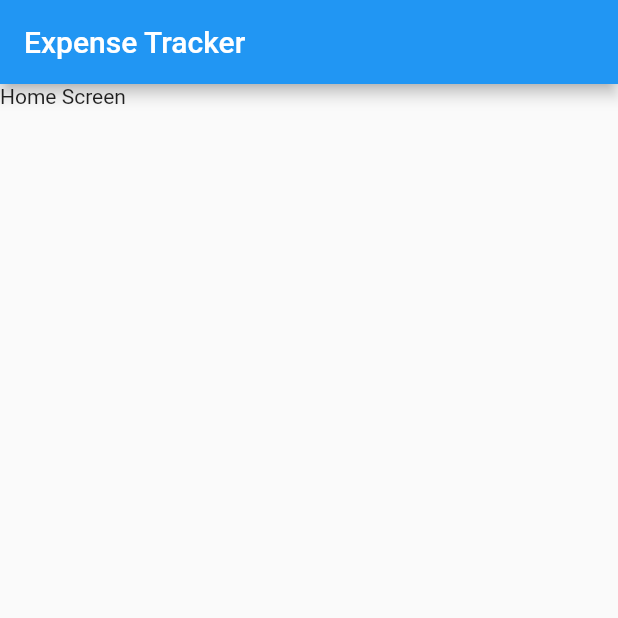
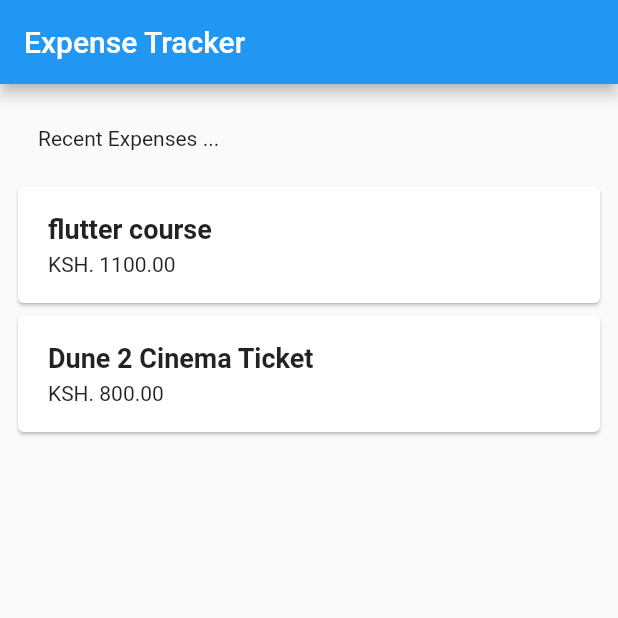
Before and after one commit to notrayo/expense-tracker-app2, a Flutter app: the screen it shows after launch, on a phone screen of 412 x 824 dp, the top half of it. Run offline on Flutter 3.47's test engine with Material 2 defaults, Android fonts, the phone set to English and light mode, and no system bars.

Commit message:
added card widgets where expenses data will be displayed

```diff
--- a/lib/models/expense.dart
+++ b/lib/models/expense.dart
@@ -1,12 +1,22 @@
+import 'package:uuid/uuid.dart';
+
+const uuid = Uuid();
+
+enum Category { food, travel, leisure, work }
+
 class Expense {
   final String id;
   final String title;
   final double amount;
   final DateTime date;
+  final Category category;
 
   Expense(
-      {required this.id,
+      {
+      //required this.id,
       required this.title,
       required this.amount,
-      required this.date});
+      required this.date,
+      required this.category})
+      : id = uuid.v4();
 }
--- a/lib/screens/home.dart
+++ b/lib/screens/home.dart
@@ -1,3 +1,5 @@
+import 'package:expense_tracker2/models/expense.dart';
+import 'package:expense_tracker2/widgets/expenses_list.dart';
 import 'package:flutter/material.dart';
 
 class HomeScreen extends StatefulWidget {
@@ -8,18 +10,43 @@ class HomeScreen extends StatefulWidget {
 }
 
 class _HomeScreenState extends State<HomeScreen> {
+  //some dummy data
+
+  final List<Expense> _dummyExpenses = [
+    Expense(
+        title: 'flutter course',
+        amount: 1100.00,
+        date: DateTime.now(),
+        category: Category.work),
+    Expense(
+        title: 'Dune 2 Cinema Ticket',
+        amount: 800.00,
+        date: DateTime(2023, 3, 1),
+        category: Category.leisure)
+  ];
+
   @override
   Widget build(BuildContext context) {
     return Scaffold(
       appBar: AppBar(
         title: const Text('Expense Tracker'),
       ),
-      body: Column(
-        //mainAxisAlignment: MainAxisAlignment.center,
-        //crossAxisAlignment: CrossAxisAlignment.start,
-        children: [
-          Text('Home Screen'),
-        ],
+      body: Padding(
+        padding: const EdgeInsets.all(8.0),
+        child: Column(
+          //mainAxisAlignment: MainAxisAlignment.center,
+          crossAxisAlignment: CrossAxisAlignment.start,
+          children: [
+            const SizedBox(
+              height: 20,
+            ),
+            const Text('     Recent Expenses ...'),
+            const SizedBox(
+              height: 20,
+            ),
+            Expanded(child: ExpensesListWidget(expense: _dummyExpenses))
+          ],
+        ),
       ),
     );
   }
--- /dev/null
+++ b/lib/widgets/expense_item.dart
@@ -0,0 +1,32 @@
+import 'package:expense_tracker2/models/expense.dart';
+import 'package:flutter/material.dart';
+
+class ExpenseItemWidget extends StatelessWidget {
+  const ExpenseItemWidget({super.key, required this.expense});
+
+  final Expense expense;
+
+  @override
+  Widget build(BuildContext context) {
+    return Card(
+      child: Padding(
+        padding: const EdgeInsets.symmetric(horizontal: 20, vertical: 18),
+        child: Column(
+          crossAxisAlignment: CrossAxisAlignment.start,
+          children: [
+            Text(
+              expense.title,
+              style: const TextStyle(fontSize: 18, fontWeight: FontWeight.w700),
+            ),
+            const SizedBox(
+              height: 5,
+            ),
+            Row(
+              children: [Text('KSH. ${expense.amount.toStringAsFixed(2)}')],
+            )
+          ],
+        ),
+      ),
+    );
+  }
+}
--- /dev/null
+++ b/lib/widgets/expenses_list.dart
@@ -0,0 +1,18 @@
+import 'package:expense_tracker2/widgets/expense_item.dart';
+import 'package:flutter/material.dart';
+import '../models/expense.dart';
+
+class ExpensesListWidget extends StatelessWidget {
+  const ExpensesListWidget({super.key, required this.expense});
+
+  final List<Expense> expense;
+
+  @override
+  Widget build(BuildContext context) {
+    return ListView.builder(
+      itemCount: expense.length,
+      itemBuilder: (context, index) =>
+          ExpenseItemWidget(expense: expense[index]),
+    );
+  }
+}
```
